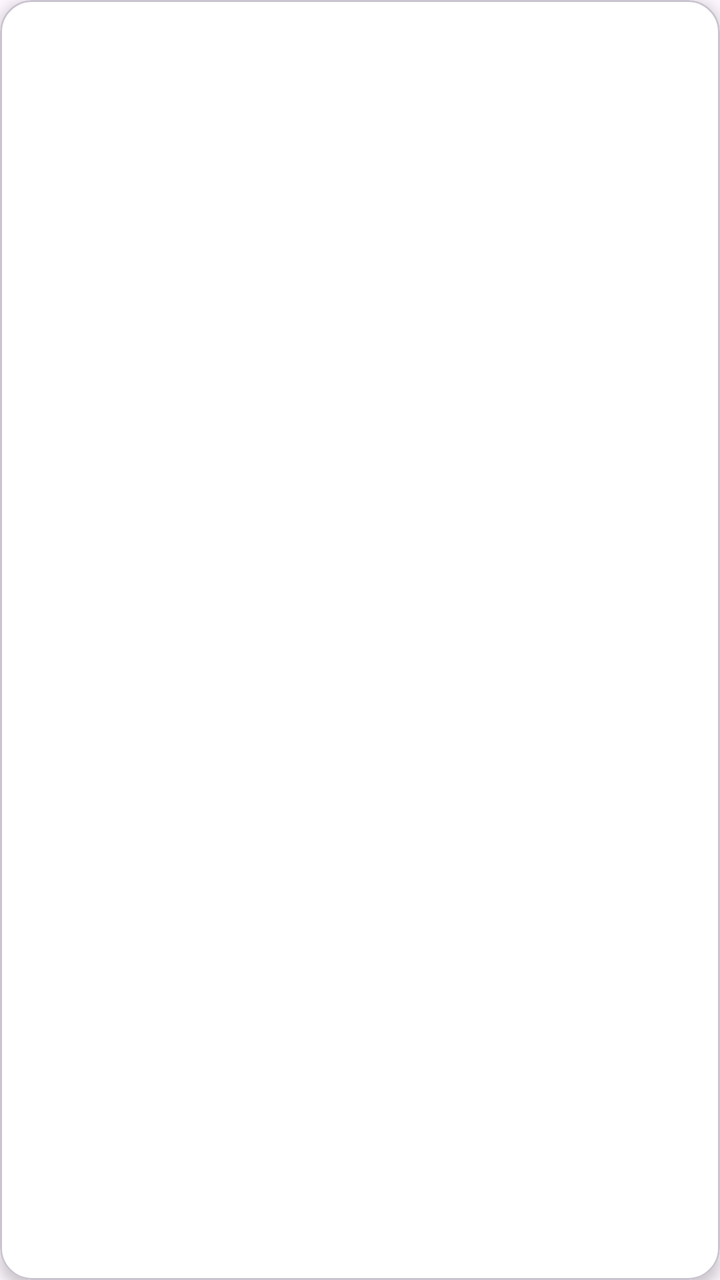
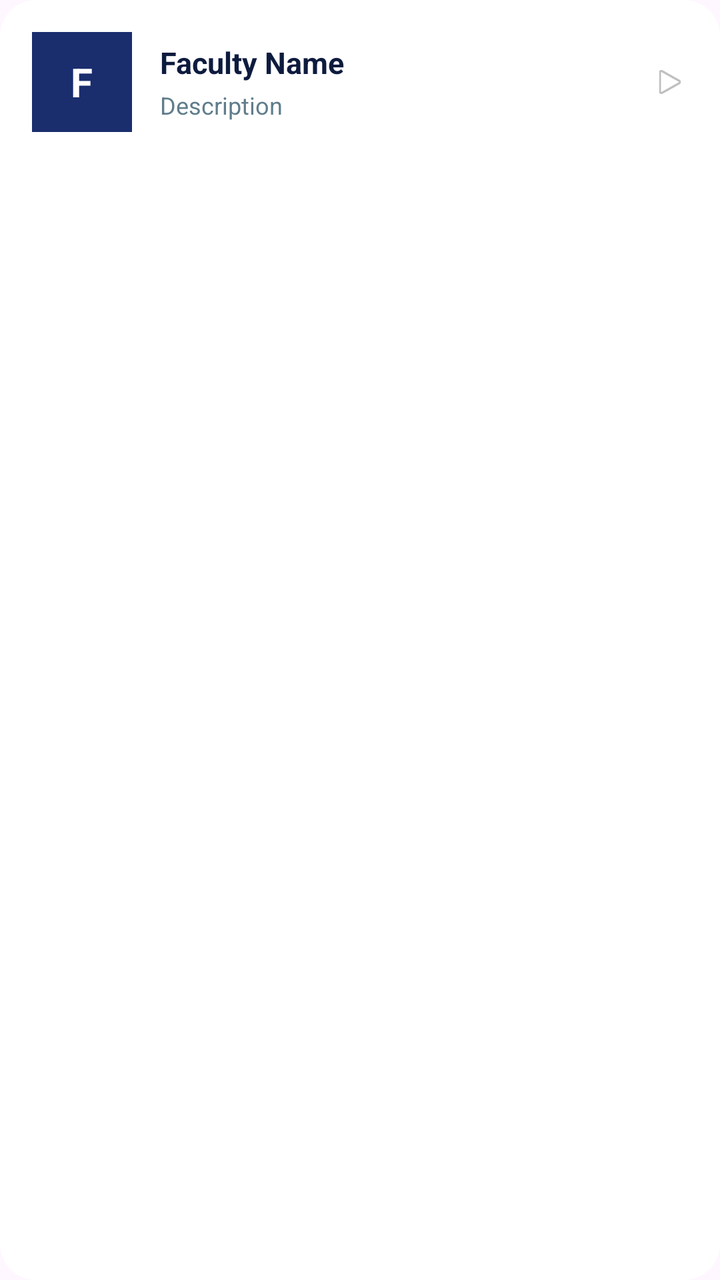

Before-and-after screenshots of an Android layout around one commit, followed by the original layout XML and the change that was made.
<!-- AndroidManifest.xml: application theme Theme.UMBBMobGuide -->
<!-- res/layout/item_faculty.xml -->
<?xml version="1.0" encoding="utf-8"?>
<com.google.android.material.card.MaterialCardView xmlns:android="http://schemas.android.com/apk/res/android"
    xmlns:app="http://schemas.android.com/apk/res-auto"
    android:layout_width="match_parent"
    android:layout_height="wrap_content"
    android:layout_margin="6dp"
    app:cardBackgroundColor="#FFFFFF"
    app:cardCornerRadius="16dp"
    app:cardElevation="4dp">

    <LinearLayout
        android:layout_width="match_parent"
        android:layout_height="wrap_content"
        android:orientation="vertical"
        android:padding="16dp">

        <TextView
            android:id="@+id/tvName"
            android:layout_width="match_parent"
            android:layout_height="wrap_content"
            android:textColor="#212121"
            android:textSize="18sp"
            android:textStyle="bold" />

        <TextView
            android:id="@+id/tvDescription"
            android:layout_width="match_parent"
            android:layout_height="wrap_content"
            android:layout_marginTop="6dp"
            android:ellipsize="end"
            android:maxLines="2"
            android:textColor="#666666"
            android:textSize="14sp" />

    </LinearLayout>

</com.google.android.material.card.MaterialCardView>
<!-- resources referenced by this layout -->
<resources>
  <style name="Theme.UMBBMobGuide" parent="Base.Theme.UMBBMobGuide" />
  <style name="Base.Theme.UMBBMobGuide" parent="Theme.Material3.DayNight.NoActionBar">
          
          
      </style>
</resources>

<!-- the commit's change to res/layout/item_faculty.xml (unified diff, before → after) -->
@@ -1,37 +1,81 @@
 <?xml version="1.0" encoding="utf-8"?>
-<com.google.android.material.card.MaterialCardView xmlns:android="http://schemas.android.com/apk/res/android"
+<androidx.cardview.widget.CardView
+    xmlns:android="http://schemas.android.com/apk/res/android"
     xmlns:app="http://schemas.android.com/apk/res-auto"
     android:layout_width="match_parent"
     android:layout_height="wrap_content"
-    android:layout_margin="6dp"
-    app:cardBackgroundColor="#FFFFFF"
-    app:cardCornerRadius="16dp"
-    app:cardElevation="4dp">
+    android:layout_marginBottom="10dp"
+    android:clickable="true"
+    android:focusable="true"
+    app:cardCornerRadius="18dp"
+    app:cardElevation="3dp"
+    app:cardBackgroundColor="#FFFFFF">
 
     <LinearLayout
         android:layout_width="match_parent"
         android:layout_height="wrap_content"
-        android:orientation="vertical"
+        android:orientation="horizontal"
+        android:gravity="center_vertical"
         android:padding="16dp">
 
-        <TextView
-            android:id="@+id/tvName"
-            android:layout_width="match_parent"
+        
+        <LinearLayout
+            android:layout_width="50dp"
+            android:layout_height="50dp"
+            android:background="#1A2E6E"
+            android:gravity="center"
+            android:orientation="vertical">
+
+            <TextView
+                android:id="@+id/tvInitial"
+                android:layout_width="wrap_content"
+                android:layout_height="wrap_content"
+                android:text="F"
+                android:textColor="#FFFFFF"
+                android:textSize="20sp"
+                android:textStyle="bold"/>
+        </LinearLayout>
+
+        
+        <LinearLayout
+            android:layout_width="0dp"
             android:layout_height="wrap_content"
-            android:textColor="#212121"
-            android:textSize="18sp"
-            android:textStyle="bold" />
+            android:layout_weight="1"
+            android:orientation="vertical"
+            android:layout_marginStart="14dp">
 
-        <TextView
-            android:id="@+id/tvDescription"
-            android:layout_width="match_parent"
-            android:layout_height="wrap_content"
-            android:layout_marginTop="6dp"
-            android:ellipsize="end"
-            android:maxLines="2"
-            android:textColor="#666666"
-            android:textSize="14sp" />
+            
+            <TextView
+                android:id="@+id/tvName"
+                android:layout_width="wrap_content"
+                android:layout_height="wrap_content"
+                android:text="Faculty Name"
+                android:textColor="#0D1B3E"
+                android:textSize="15sp"
+                android:textStyle="bold"
+                android:maxLines="2"
+                android:ellipsize="end"/>
+
+            
+            <TextView
+                android:id="@+id/tvDescription"
+                android:layout_width="wrap_content"
+                android:layout_height="wrap_content"
+                android:text="Description"
+                android:textColor="#607D8B"
+                android:textSize="12sp"
+                android:maxLines="2"
+                android:ellipsize="end"
+                android:layout_marginTop="3dp"/>
+        </LinearLayout>
+
+        
+        <ImageView
+            android:layout_width="18dp"
+            android:layout_height="18dp"
+            android:src="@android:drawable/ic_media_play"
+            android:layout_marginStart="8dp"/>
 
     </LinearLayout>
 
-</com.google.android.material.card.MaterialCardView>
+</androidx.cardview.widget.CardView>
